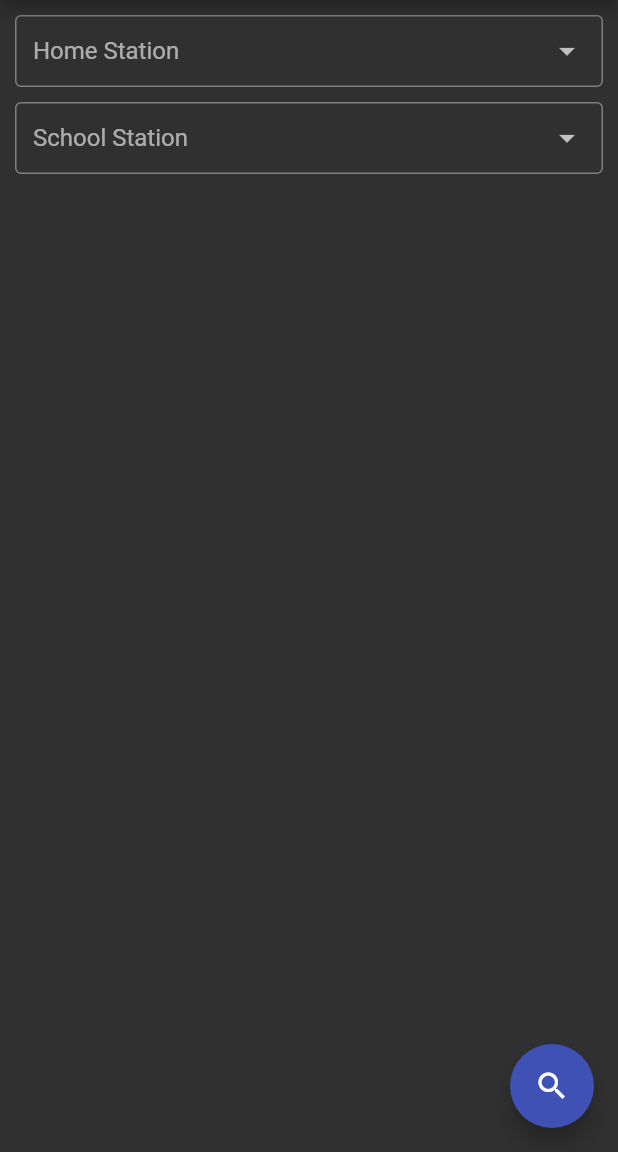
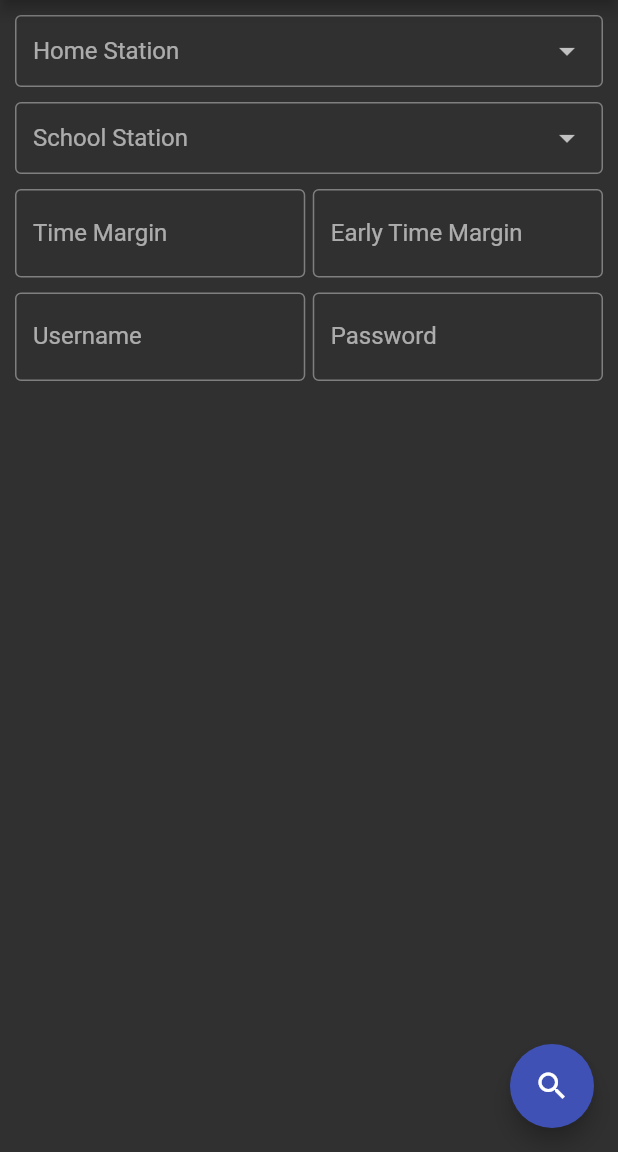
Before and after one commit to LovroG05/BusCloud-App, a Flutter app: the screen it shows after launch, on a phone screen of 412 x 824 dp, the part 84-1236 px from its top. Run offline on Flutter 3.47's test engine with Material 2 defaults, Android fonts, the phone set to English and light mode, and no system bars; drawn by our look-alikes of dropdown_search; network calls fail; Roboto replaces fonts that are missing (Segoe UI).

Commit message:
added more inputs

```diff
--- a/lib/main.dart
+++ b/lib/main.dart
@@ -118,6 +118,9 @@ class _MyHomePageState extends State<MyHomePage> {
           padding: EdgeInsets.all(10.0),
           child: Column(
             children: [
+              Container(
+                child: Column(
+                  children: [
                     DropdownSearch<String>(
                       mode: Mode.MENU,
                       items: stationNames,
@@ -136,6 +139,58 @@ class _MyHomePageState extends State<MyHomePage> {
                         onChanged: setSchoolStation,
                     ),
                   ],
+                )
+              ),
+              SizedBox(height: 10),
+              Container(
+                child: Row(
+                  children: [
+                    Flexible(
+                      child: TextField(
+                        decoration: InputDecoration(
+                          border: OutlineInputBorder(),
+                          labelText: "Time Margin",
+                        ),
+                      ),
+                    ),
+                    SizedBox(width: 5),
+                    Flexible(
+                      child: TextField(
+                        decoration: InputDecoration(
+                          border: OutlineInputBorder(),
+                          labelText: "Early Time Margin"
+                        )
+                      )
+                    ),
+                  ],
+                )
+              ),
+              SizedBox(height: 10),
+              Container(
+                child: Row(
+                  children: [
+                    Flexible(
+                      child: TextField(
+                        decoration: InputDecoration(
+                          border: OutlineInputBorder(),
+                          labelText: "Username",
+                        ),
+                      ),
+                    ),
+                    SizedBox(width: 5),
+                    Flexible(
+                      child: TextField(
+                        obscureText: true,
+                        decoration: InputDecoration(
+                          border: OutlineInputBorder(),
+                          labelText: "Password"
+                        )
+                      )
+                    ),
+                  ],
+                )
+              )
+            ],
           ),
         )
       ),
```
Lines whose indentation alone changed are shown as unchanged.
